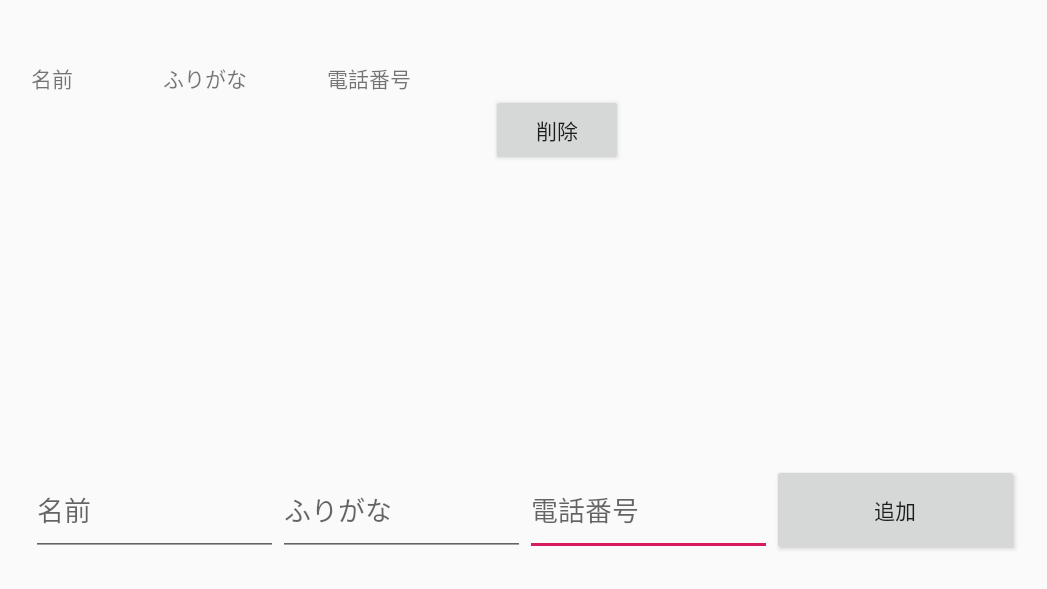
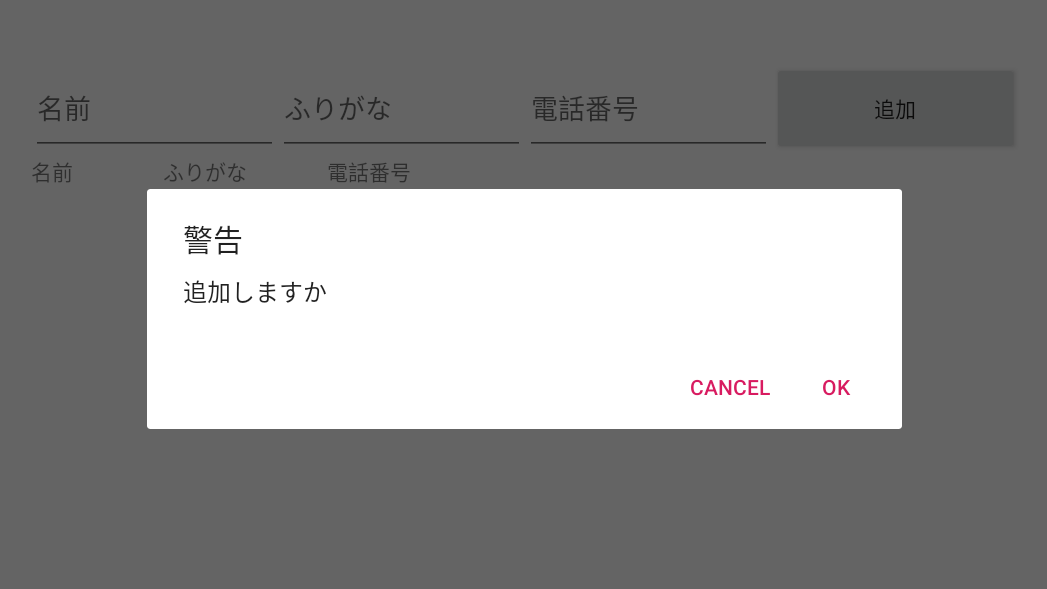
Before and after one commit to KawashimaRyutaro/Dokatsuke, an Android app: the MemberMainteActivity screen opened directly, with no data from a screen before it, after a tap on "追加", on a phone screen of 824 x 412 dp (held sideways). Shown: the top 589 px of the screen, without its empty margins (93-1140 px from the left). Run offline under Robolectric (Android 15) with nearby library versions, the phone set to English and light mode, and no system bars.

```diff
--- a/app/src/main/java/com/example/dokatsu/dokatsu/MemberMainteActivity.java
+++ b/app/src/main/java/com/example/dokatsu/dokatsu/MemberMainteActivity.java
@@ -8,6 +8,8 @@ import android.widget.EditText;
 import android.widget.TableLayout;
 import android.widget.TableRow;
 import android.widget.TextView;
+import android.app.AlertDialog;
+import android.content.DialogInterface;
 
 public class MemberMainteActivity extends AppCompatActivity implements  View.OnClickListener
 {
@@ -54,7 +56,6 @@ public class MemberMainteActivity extends AppCompatActivity implements  View.OnC
         {
             TableRow _Row = new TableRow(this);
 
-
             TextView _Name =new TextView(this);
             _Name.setText(String.format("%-"+PADDING_WIDTH+"s",_Emp.getName()));
             _Row.addView(_Name);
@@ -72,9 +73,20 @@ public class MemberMainteActivity extends AppCompatActivity implements  View.OnC
             _Delete.setOnClickListener(new View.OnClickListener(){
                 @Override
                 public void onClick(View v) {
+                    new AlertDialog.Builder(MemberMainteActivity.this)
+                            .setTitle("警告")
+                            .setMessage("削除しますか")
+                            .setPositiveButton("OK", new DialogInterface.OnClickListener() {
+                                @Override
+                                public void onClick(DialogInterface dialog, int which) {
+                                    // OK button pressed
                                     EmployeeXML._EmployeeList.remove(_Emp);
                                     EmployeeXML.saveFile();
                                     AddEmpRowToTblLayout();
+                                }
+                            })
+                            .setNegativeButton("Cancel", null)
+                            .show();
                 }
             });
             _Row.addView(_Delete);
@@ -93,12 +105,23 @@ public class MemberMainteActivity extends AppCompatActivity implements  View.OnC
         switch (view.getId())
         {
             case R.id.ButtonAddUpdate:
+                new AlertDialog.Builder(MemberMainteActivity.this)
+                        .setTitle("警告")
+                        .setMessage("追加しますか")
+                        .setPositiveButton("OK", new DialogInterface.OnClickListener() {
+                            @Override
+                            public void onClick(DialogInterface dialog, int which) {
+                                // OK button pressed
                                 String id = ((EditText)findViewById(R.id.editText_ID)).getText().toString();
                                 String Name = ((EditText)findViewById(R.id.editText_Name)).getText().toString();
                                 String furigana = ((EditText)findViewById(R.id.editText_Furigana)).getText().toString();
                                 EmployeeXML._EmployeeList.add(new EmployeeBean(id,furigana,Name));
                                 EmployeeXML.saveFile();
                                 AddEmpRowToTblLayout();
+                            }
+                        })
+                        .setNegativeButton("Cancel", null)
+                        .show();
                 break;
         }
     }
--- a/app/src/main/res/layout/activity_mainte.xml
+++ b/app/src/main/res/layout/activity_mainte.xml
@@ -4,7 +4,9 @@
     xmlns:app="http://schemas.android.com/apk/res-auto"
     xmlns:tools="http://schemas.android.com/tools"
     android:layout_width="match_parent"
-    android:layout_height="match_parent">
+    android:layout_height="match_parent"
+    android:descendantFocusability="beforeDescendants"
+    android:focusableInTouchMode="true"    >
 
     <android.support.constraint.Guideline
     android:id="@+id/horizontal_guideline_1"
@@ -18,7 +20,7 @@
         android:layout_width="wrap_content"
         android:layout_height="wrap_content"
         android:orientation="horizontal"
-        app:layout_constraintGuide_percent="0.75" />
+        app:layout_constraintGuide_percent="0.25" />
 
     <android.support.constraint.Guideline
         android:id="@+id/horizontal_guideline_3"
@@ -66,11 +68,11 @@
         android:id="@+id/scrollView"
         android:layout_width="0dp"
         android:layout_height="0dp"
-        app:layout_constraintBottom_toTopOf="@+id/horizontal_guideline_2"
+        app:layout_constraintBottom_toTopOf="@+id/horizontal_guideline_3"
         app:layout_constraintEnd_toStartOf="@+id/vertical_guideline_5"
         app:layout_constraintHorizontal_bias="0.0"
         app:layout_constraintStart_toStartOf="@+id/vertical_guideline_1"
-        app:layout_constraintTop_toTopOf="@+id/horizontal_guideline_1"
+        app:layout_constraintTop_toTopOf="@+id/horizontal_guideline_2"
         app:layout_constraintVertical_bias="1.0" >
         <TableLayout
             android:id="@+id/table1"
@@ -85,31 +87,34 @@
         android:layout_width="0dp"
         android:layout_height="0dp"
         android:id="@+id/editText_ID"
+        android:inputType="text"
         android:hint="電話番号"
         app:layout_constraintEnd_toStartOf="@+id/vertical_guideline_4"
         app:layout_constraintStart_toStartOf="@+id/vertical_guideline_3"
-        app:layout_constraintTop_toTopOf="@+id/horizontal_guideline_2"
-        app:layout_constraintBottom_toTopOf="@+id/horizontal_guideline_3" />
+        app:layout_constraintTop_toTopOf="@+id/horizontal_guideline_1"
+        app:layout_constraintBottom_toTopOf="@+id/horizontal_guideline_2" />
 
     <EditText
         android:layout_width="0dp"
         android:layout_height="0dp"
         android:id="@+id/editText_Name"
         android:hint="名前"
+        android:inputType="text"
         app:layout_constraintEnd_toStartOf="@+id/vertical_guideline_2"
         app:layout_constraintStart_toStartOf="@+id/vertical_guideline_1"
-        app:layout_constraintTop_toTopOf="@+id/horizontal_guideline_2"
-        app:layout_constraintBottom_toTopOf="@+id/horizontal_guideline_3"/>
+        app:layout_constraintTop_toTopOf="@+id/horizontal_guideline_1"
+        app:layout_constraintBottom_toTopOf="@+id/horizontal_guideline_2"/>
 
     <EditText
         android:layout_width="0dp"
         android:layout_height="0dp"
+        android:inputType="text"
         android:id="@+id/editText_Furigana"
         android:hint="ふりがな"
         app:layout_constraintEnd_toStartOf="@+id/vertical_guideline_3"
         app:layout_constraintStart_toStartOf="@+id/vertical_guideline_2"
-        app:layout_constraintTop_toTopOf="@+id/horizontal_guideline_2"
-        app:layout_constraintBottom_toTopOf="@+id/horizontal_guideline_3" />
+        app:layout_constraintTop_toTopOf="@+id/horizontal_guideline_1"
+        app:layout_constraintBottom_toTopOf="@+id/horizontal_guideline_2" />
 
     <Button
         android:layout_width="0dp"
@@ -118,7 +123,7 @@
         android:id="@+id/ButtonAddUpdate"
         app:layout_constraintEnd_toStartOf="@+id/vertical_guideline_5"
         app:layout_constraintStart_toStartOf="@+id/vertical_guideline_4"
-        app:layout_constraintTop_toTopOf="@+id/horizontal_guideline_2"
-        app:layout_constraintBottom_toTopOf="@+id/horizontal_guideline_3" />
+        app:layout_constraintTop_toTopOf="@+id/horizontal_guideline_1"
+        app:layout_constraintBottom_toTopOf="@+id/horizontal_guideline_2" />
 
 </android.support.constraint.ConstraintLayout>
```
Lines whose indentation alone changed are shown as unchanged.
